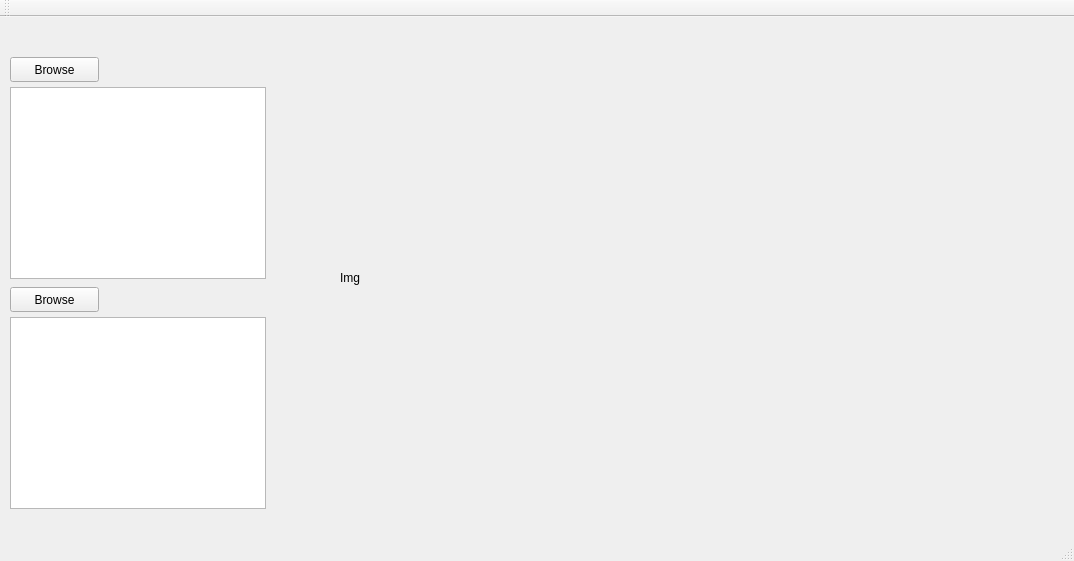
This is SDITool/mainwindow.ui in jnc0802/SDI as Qt 5 draws it before an edit. The edited form follows.
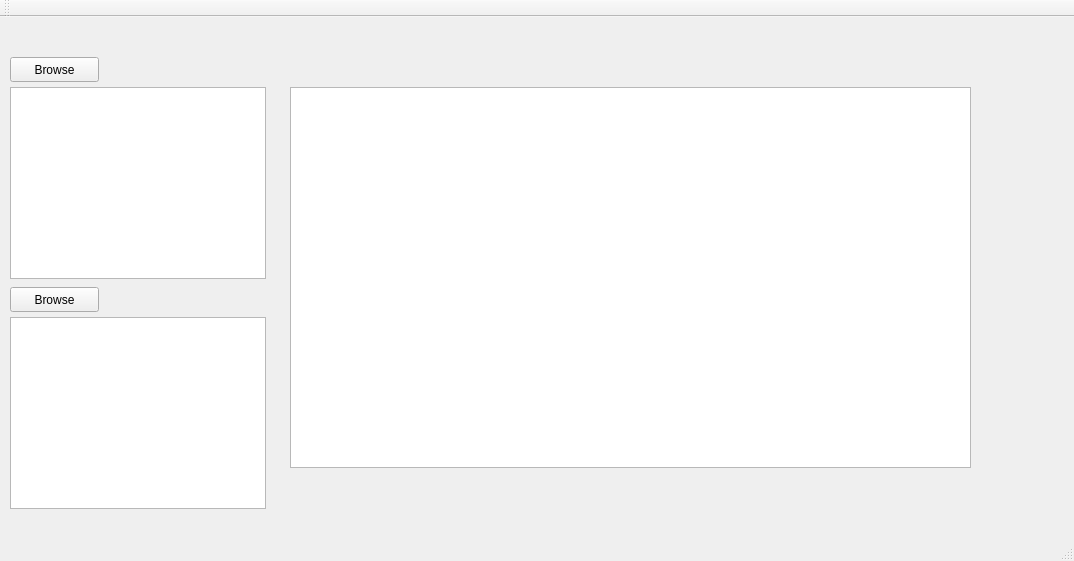
This is the edited form.

What changed in the file:
```diff
--- a/SDITool/mainwindow.ui
+++ b/SDITool/mainwindow.ui
@@ -34,19 +34,6 @@
      </rect>
     </property>
    </widget>
-   <widget class="QLabel" name="Image">
-    <property name="geometry">
-     <rect>
-      <x>340</x>
-      <y>60</y>
-      <width>631</width>
-      <height>401</height>
-     </rect>
-    </property>
-    <property name="text">
-     <string>Img</string>
-    </property>
-   </widget>
    <widget class="QPushButton" name="FileBtn">
     <property name="geometry">
      <rect>
@@ -73,6 +60,16 @@
      <string>Browse</string>
     </property>
    </widget>
+   <widget class="QGraphicsView" name="graphicsView">
+    <property name="geometry">
+     <rect>
+      <x>290</x>
+      <y>70</y>
+      <width>681</width>
+      <height>381</height>
+     </rect>
+    </property>
+   </widget>
   </widget>
   <widget class="QMenuBar" name="menuBar">
    <property name="geometry">
```
